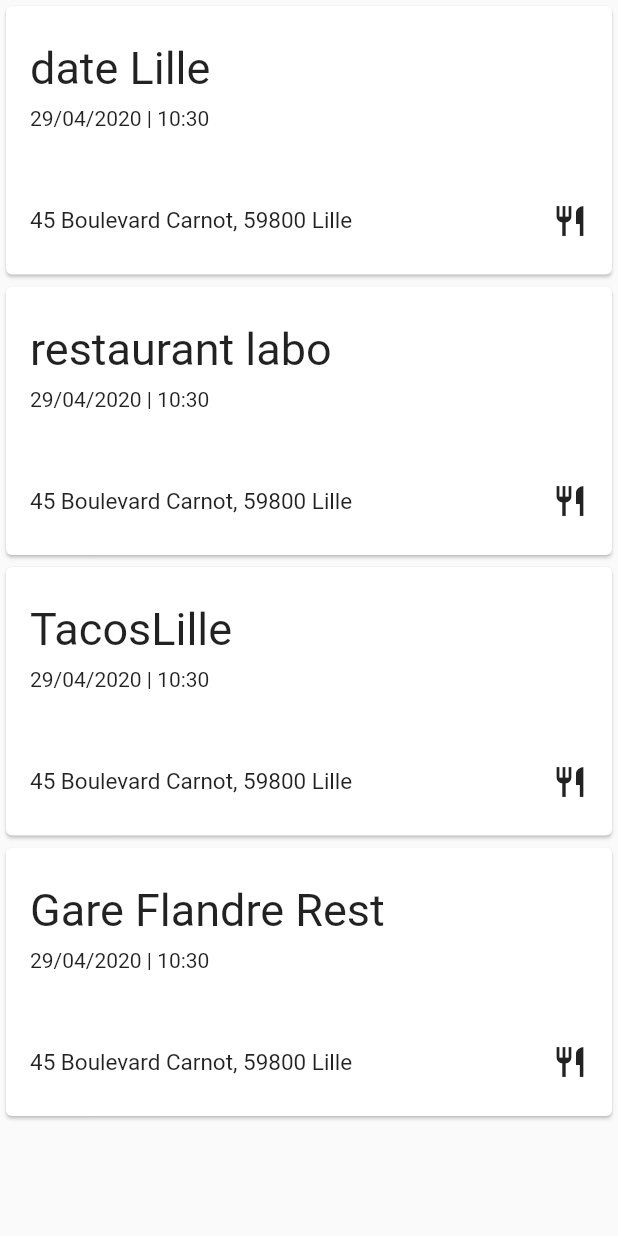
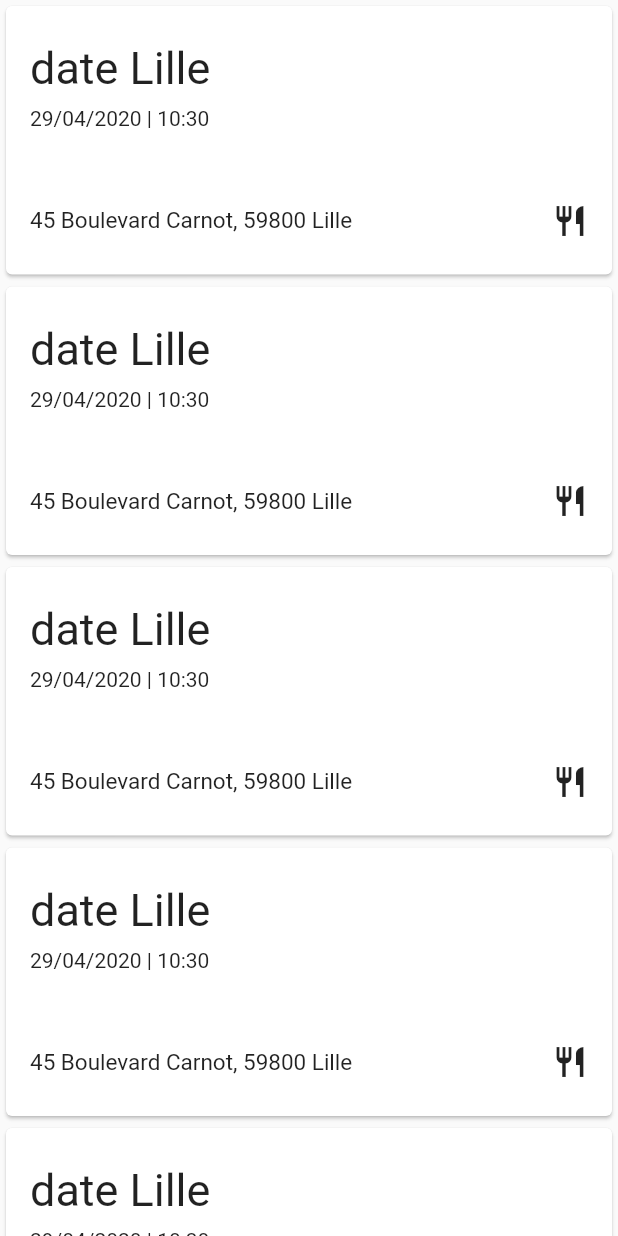
Before and after one commit to Gounaya/Mobile_project, a Flutter app: the ListEvents widget shown alone on an empty page, opened directly, on a phone screen of 412 x 824 dp. Run offline on Flutter 3.47's test engine with Material 2 defaults, Android fonts, the phone set to English and light mode, and no system bars; our stand-ins replace auto_size_text, cloud_firestore, device_preview, firebase_auth, flutter_form_builder, flutter_spinkit; accounts and stored records are empty.

Commit message:
test new auth

```diff
--- a/lib/data/models/event.dart
+++ b/lib/data/models/event.dart
@@ -1,18 +1,33 @@
 
 
 class Event {
-  final String title;
-  final DateTime date;
-  final String address;
-  final String dateType;
-  final String personWith;
-  final String description;
 
-  Event(this.title, this.date, this.address, this.dateType, this.personWith, this.description);
+   String title;
+   String createdBy;
+   String numero;
+   DateTime dayDate;
+   DateTime timeDate;
+   String address;
+   int minAge;
+   int maxAge;
+   String gender;
+   String description;
 
-  @override
-  String toString() {
-    return 'Event{title: $title, date: $date, address: $address, dateType: $dateType, personWith: $personWith, Description: $description}';
-  }
+   Event(this.title, this.createdBy, this.numero, this.dayDate, this.timeDate,
+       this.address, this.minAge, this.maxAge, this.gender, this.description);
+
+
+   Map<String, dynamic> toJson() => {
+      'title': title,
+      'createdBy': createdBy,
+      'numero': numero,
+      'dayDate': dayDate,
+      'timeDate': timeDate,
+      'address': address,
+      'minAge': minAge,
+      'maxAge': maxAge,
+      'gender': gender,
+      'description': description,
+   };
 
 }
--- /dev/null
+++ b/lib/screens/event/details_event.dart
@@ -0,0 +1 @@
+//https://flutter.dev/docs/cookbook/navigation/passing-data
--- a/lib/screens/event/list_events.dart
+++ b/lib/screens/event/list_events.dart
@@ -6,10 +6,16 @@ import 'package:intl/intl.dart';
 class ListEvents extends StatelessWidget {
 
   final List<Event> eventsList = [
-    Event("date Lille", DateTime.now(), "45 Boulevard Carnot, 59800 Lille", "Drink", "max",""),
-    Event("restaurant labo", DateTime.now(), "45 Boulevard Carnot, 59800 Lille", "Party", "max",""),
-    Event("TacosLille", DateTime.now(), "45 Boulevard Carnot, 59800 Lille", "Party", "max",""),
-    Event("Gare Flandre Rest", DateTime.now(), "45 Boulevard Carnot, 59800 Lille", "Party", "max",""),
+  Event("date Lille", "Oussama Gounaya", "06 29 16 58 21", DateTime.now(), DateTime.now(),
+      "45 Boulevard Carnot, 59800 Lille", 20, 80, "Female", "description Test"),
+  Event("date Lille", "Oussama Gounaya", "06 29 16 58 21", DateTime.now(), DateTime.now(),
+      "45 Boulevard Carnot, 59800 Lille", 20, 80, "Female", "description Test"),
+  Event("date Lille", "Oussama Gounaya", "06 29 16 58 21", DateTime.now(), DateTime.now(),
+      "45 Boulevard Carnot, 59800 Lille", 20, 80, "Female", "description Test"),
+  Event("date Lille", "Oussama Gounaya", "06 29 16 58 21", DateTime.now(), DateTime.now(),
+      "45 Boulevard Carnot, 59800 Lille", 20, 80, "Female", "description Test"),
+  Event("date Lille", "Oussama Gounaya", "06 29 16 58 21", DateTime.now(), DateTime.now(),
+      "45 Boulevard Carnot, 59800 Lille", 20, 80, "Female", "description Test"),
   ];
 
   @override
@@ -41,7 +47,7 @@ class ListEvents extends StatelessWidget {
                   Padding(
                     padding: const EdgeInsets.only(top: 4.0, bottom: 40.0),
                     child: Row(children: <Widget>[
-                      Text("${DateFormat('dd/MM/yyyy').format(event.date).toString()} | ${DateFormat('hh:mm').format(event.date).toString()}"),
+                      Text("${DateFormat('dd/MM/yyyy').format(event.dayDate).toString()} | ${DateFormat('hh:mm').format(event.dayDate).toString()}"),
                       Spacer(),
                     ]),
                   ),
--- a/pubspec.yaml
+++ b/pubspec.yaml
@@ -26,7 +26,7 @@ dependencies:
   device_preview: ^0.4.0+1 # use other devices
   intl: ^0.16.1 #for date forme
   flutter_form_builder: ^3.8.3
-
+  auto_size_text: ^2.0.2 #for firstview
 
 
 
```
Also changed, not shown: lib/main.dart (+7 -1 lines), lib/screens/event/create_event.dart (+192 -71 lines), lib/screens/firstview/first_view.dart (+76 -1 lines), lib/screens/home/home.dart (+8 -1 lines), lib/shared/custom_dialog.dart (added, +95 -0 lines), pubspec.lock.
